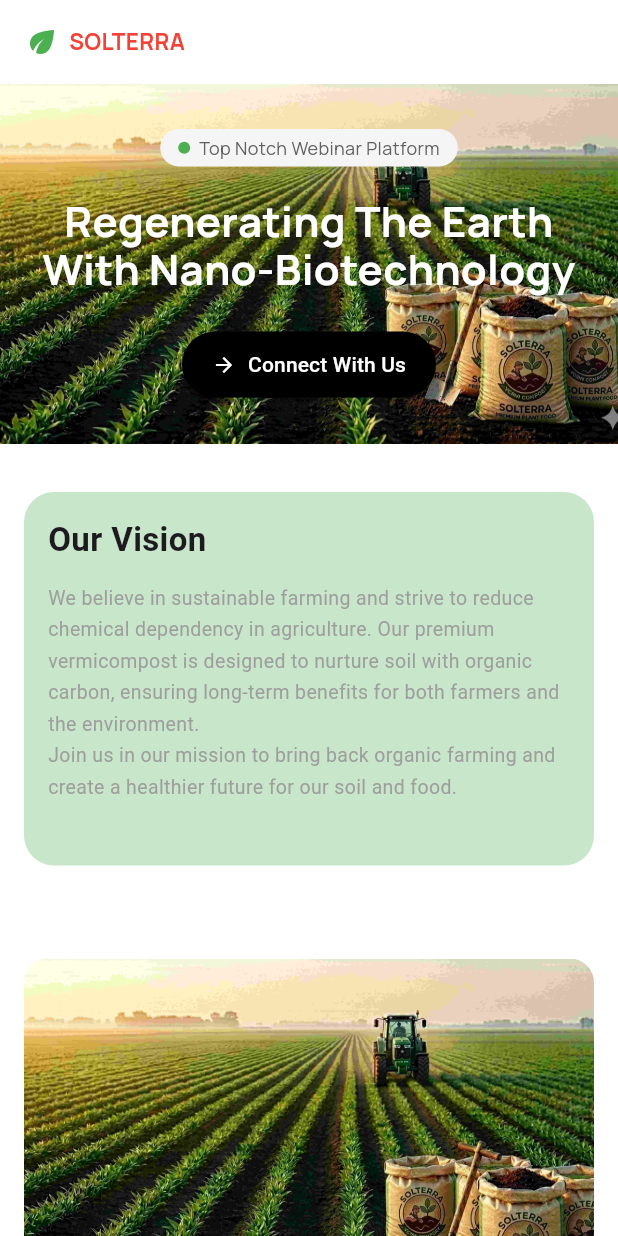
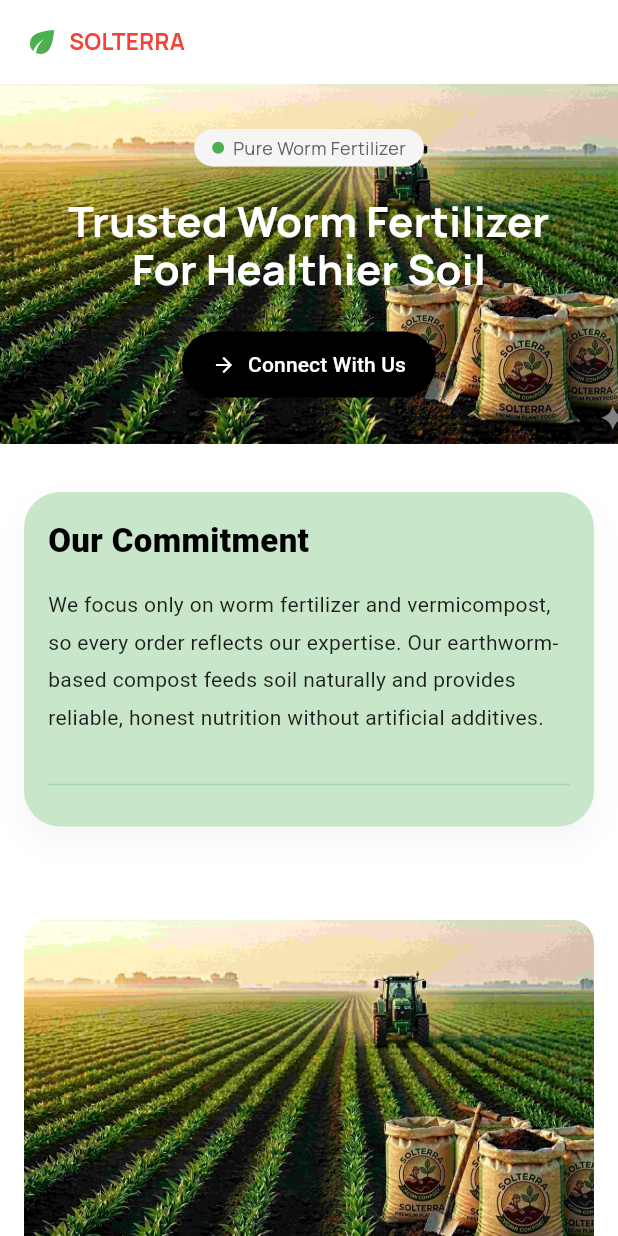
Before and after one commit to solterra-compost/Soliterra, a Flutter app: the screen it shows after launch, on a phone screen of 412 x 824 dp. Run offline on Flutter 3.47's test engine with Material 3 defaults, Android fonts, the phone set to English and light mode, and no system bars; our stand-ins replace flutter_dotenv, go_router, google_fonts, icons_plus, supabase_flutter; accounts and stored records are empty.

Commit message:
refactor: Text content

```diff
--- a/lib/core/const/app_strings.dart
+++ b/lib/core/const/app_strings.dart
@@ -5,7 +5,7 @@ class AppStrings {
 
   // App titles
   static const String appTitle =
-      "Regenerating the Earth with Nano-Biotechnology";
+      "Solterra Worm Fertilizer - Natural Vermicompost";
 
   // App Image String
   static const String imgThumbnel = "assets/images/intro.jpg";
--- a/lib/features/landing/presentation/pages/landing_page.dart
+++ b/lib/features/landing/presentation/pages/landing_page.dart
@@ -3,7 +3,7 @@ import 'package:solterra/features/landing/presentation/widgets/colaborate_sectio
 import 'package:solterra/features/landing/presentation/widgets/get_in_touch_section.dart';
 import 'package:solterra/features/landing/presentation/widgets/hero_section.dart';
 import 'package:solterra/features/landing/presentation/widgets/nav_bar.dart';
-import 'package:solterra/features/landing/presentation/widgets/premium_feature_section.dart';
+import 'package:solterra/features/landing/presentation/widgets/premium_section.dart';
 import 'package:solterra/features/landing/presentation/widgets/solution_section.dart';
 import 'package:solterra/features/landing/presentation/widgets/stats_section.dart';
 
@@ -23,7 +23,7 @@ class LandingPage extends StatelessWidget {
             // StatsSection(),
             SolutionsSection(),
             ColaborateSection(),
-            PremiumFeatureSection(),
+            PremiumSection(),
             GetInTouchSection(),
           ],
         ),
--- a/lib/features/landing/presentation/widgets/colaborate_section.dart
+++ b/lib/features/landing/presentation/widgets/colaborate_section.dart
@@ -46,7 +46,7 @@ class ColaborateSection extends StatelessWidget {
                   crossAxisAlignment: CrossAxisAlignment.start,
                   children: [
                     Text(
-                      "Collaborate And Learn\nFrom Industry Experts\nAnd Enthusiasts",
+                      "Genuine Worm Fertilizer\nFrom Our Farm\nTo Your Soil",
                       style: GoogleFonts.manrope(
                         fontSize: context.responsive(
                           mobile: 20.0,
@@ -80,7 +80,8 @@ class ColaborateSection extends StatelessWidget {
 
                         ConnectWithUsButton(
                           bgColor: AppColors.scaffoldBackgroundColor,
-                          fgColor: AppColors.black,onTap: (){},
+                          fgColor: AppColors.black,
+                          onTap: () {},
                         ),
                       ],
                     ),
--- a/lib/features/landing/presentation/widgets/hero_section.dart
+++ b/lib/features/landing/presentation/widgets/hero_section.dart
@@ -50,7 +50,7 @@ class HeroSection extends StatelessWidget {
                     ),
                     const SizedBox(width: 6),
                     Text(
-                      'Top Notch Webinar Platform',
+                      'Pure Worm Fertilizer',
                       style: GoogleFonts.manrope(
                         fontSize: 12,
                         color: Colors.grey.shade700,
@@ -63,7 +63,7 @@ class HeroSection extends StatelessWidget {
 
               // ★ Headline — font size via context.responsive()
               Text(
-                'Regenerating The Earth\nWith Nano-Biotechnology',
+                'Trusted Worm Fertilizer\nFor Healthier Soil',
                 textAlign: TextAlign.center,
                 style: GoogleFonts.manrope(
                   fontSize: context.responsive(
--- a/lib/features/landing/presentation/widgets/premium_feature_section.dart
+++ b/lib/features/landing/presentation/widgets/premium_section.dart
@@ -5,8 +5,8 @@ import 'package:solterra/core/responsive/responsive_extension.dart';
 import 'package:solterra/core/theme/app_colors.dart';
 import 'package:solterra/widgets/helper_description.dart';
 
-class PremiumFeatureSection extends StatelessWidget {
-  const PremiumFeatureSection({super.key});
+class PremiumSection extends StatelessWidget {
+  const PremiumSection({super.key});
 
   @override
   Widget build(BuildContext context) {
@@ -19,9 +19,9 @@ class PremiumFeatureSection extends StatelessWidget {
         mainAxisAlignment: MainAxisAlignment.start,
         children: [
           HelperDescription(
-            label: 'Our Vision',
+            label: 'What We Offer',
             text:
-                "We believe in sustainable farming and strive to reduce chemical dependency in agriculture. Our premium vermicompost is designed to nurture soil with organic carbon, ensuring long-term benefits for both farmers and the environment. \nJoin us in our mission to bring back organic farming and create a healthier future for our soil and food.",
+                "Solterra supplies pure, chemical-free worm fertilizer made from natural vermicompost. Each batch is prepared locally with earthworms and organic waste, helping soil recover naturally and support stronger plants from seed to harvest.",
           ),
           context.isMobile
               ? const _MobileFeatureLayout()
@@ -45,9 +45,9 @@ class _DesktopFeatureLayout extends StatelessWidget {
         Expanded(
           child: _FeatureCard(
             imageHeight: 430,
-            title: "Farming Precision",
+            title: "Pure Vermicompost",
             description:
-                "Our precision farming employs state-of-the-art technology to optimize every aspect of farm operations.",
+                "Made only from earthworms and organic waste, with zero synthetic chemicals.",
           ),
         ),
         SizedBox(width: 28),
@@ -55,9 +55,9 @@ class _DesktopFeatureLayout extends StatelessWidget {
         Expanded(
           child: _FeatureCard(
             imageHeight: 280,
-            title: "Crop Surveillance",
+            title: "Local Quality",
             description:
-                "Track your crops' health and growth in real-time with our innovative solutions.",
+                "Prepared in small batches for fresh, nutrient-rich fertilizer every time.",
           ),
         ),
         SizedBox(width: 28),
@@ -65,9 +65,9 @@ class _DesktopFeatureLayout extends StatelessWidget {
         Expanded(
           child: _FeatureCard(
             imageHeight: 430,
-            title: "Automated Farming",
+            title: "Bulk Supply",
             description:
-                "Enhance farm efficiency and productivity with our cutting-edge automation solutions.",
+                "Trusted worm fertilizer for farms, gardens, and plantations across the region.",
           ),
         ),
       ],
@@ -84,23 +84,23 @@ class _MobileFeatureLayout extends StatelessWidget {
       children: const [
         _FeatureCard(
           imageHeight: 260,
-          title: "Farming Precision",
+          title: "Pure Vermicompost",
           description:
-              "Our precision farming employs state-of-the-art technology to optimize every aspect of farm operations.",
+              "Made only from earthworms and organic waste, with zero synthetic chemicals.",
         ),
         SizedBox(height: 26),
         _FeatureCard(
           imageHeight: 260,
-          title: "Crop Surveillance",
+          title: "Local Quality",
           description:
-              "Track your crops' health and growth in real-time with our innovative solutions.",
+              "Prepared in small batches for fresh, nutrient-rich fertilizer every time.",
         ),
         SizedBox(height: 26),
         _FeatureCard(
           imageHeight: 260,
-          title: "Automated Farming",
+          title: "Bulk Supply",
           description:
-              "Enhance farm efficiency and productivity with our cutting-edge automation solutions.",
+              "Trusted worm fertilizer for farms, gardens, and plantations across the region.",
         ),
       ],
     );
--- a/lib/features/landing/presentation/widgets/solution_section.dart
+++ b/lib/features/landing/presentation/widgets/solution_section.dart
@@ -19,9 +19,9 @@ class SolutionsSection extends StatelessWidget {
         crossAxisAlignment: CrossAxisAlignment.start,
         children: [
           HelperDescription(
-            label: 'Our Vision',
+            label: 'Our Commitment',
             text:
-                "We believe in sustainable farming and strive to reduce chemical dependency in agriculture. Our premium vermicompost is designed to nurture soil with organic carbon, ensuring long-term benefits for both farmers and the environment. \nJoin us in our mission to bring back organic farming and create a healthier future for our soil and food.",
+                "We focus only on worm fertilizer and vermicompost, so every order reflects our expertise. Our earthworm-based compost feeds soil naturally and provides reliable, honest nutrition without artificial additives.",
           ),
           const SizedBox(height: 32),
           ResponsiveLayout(
--- a/lib/main.dart
+++ b/lib/main.dart
@@ -3,7 +3,6 @@ import 'package:flutter_dotenv/flutter_dotenv.dart';
 import 'package:solterra/core/config/env.dart';
 import 'package:solterra/core/router/app_router.dart';
 import 'package:solterra/core/theme/app_theme.dart';
-import 'package:flutter_web_plugins/url_strategy.dart';
 import 'package:supabase_flutter/supabase_flutter.dart';
 
 void main() async {
--- a/lib/widgets/helper_description.dart
+++ b/lib/widgets/helper_description.dart
@@ -4,9 +4,9 @@ import 'package:solterra/core/responsive/responsive_layout.dart';
 import 'package:solterra/core/theme/app_colors.dart';
 
 class HelperDescription extends StatelessWidget {
-  String label;
-  String text;
-  HelperDescription({required this.label, required this.text, super.key});
+  final String label;
+  final String text;
+  const HelperDescription({required this.label, required this.text, super.key});
 
   @override
   Widget build(BuildContext context) {
@@ -16,35 +16,42 @@ class HelperDescription extends StatelessWidget {
       ),
       padding: EdgeInsets.symmetric(
         horizontal: context.horizontalPadding,
-        vertical: context.responsive(mobile: 18, desktop: 40),
+        vertical: context.responsive(mobile: 20, desktop: 42),
       ),
       decoration: BoxDecoration(
         color: AppColors.tabColor,
-        borderRadius: BorderRadius.circular(20),
+        borderRadius: BorderRadius.circular(24),
+        boxShadow: [
+          BoxShadow(
+            color: Colors.black.withOpacity(0.04),
+            blurRadius: 18,
+            offset: const Offset(0, 10),
+          ),
+        ],
       ),
       child: Column(
+        crossAxisAlignment: CrossAxisAlignment.stretch,
         children: [
           ResponsiveLayout(
-            // Desktop: heading LEFT, description RIGHT (Row)
             desktop: Row(
               crossAxisAlignment: CrossAxisAlignment.start,
               children: [
-                Expanded(flex: 1, child: _SectionHeading(label: label)),
+                Expanded(flex: 4, child: _SectionHeading(label: label)),
                 const SizedBox(width: 40),
-                Expanded(flex: 1, child: _SectionDescription(text: text)),
+                Expanded(flex: 6, child: _SectionDescription(text: text)),
               ],
             ),
-            // Mobile: stacked (Column)
             mobile: Column(
               crossAxisAlignment: CrossAxisAlignment.start,
               children: [
                 _SectionHeading(label: label),
-                const SizedBox(height: 16),
+                const SizedBox(height: 18),
                 _SectionDescription(text: text),
               ],
             ),
           ),
-          SizedBox(height: context.responsive(mobile: 24.0, desktop: 40.0)),
+          SizedBox(height: context.responsive(mobile: 24.0, desktop: 38.0)),
+          Divider(color: Colors.green.shade200, thickness: 1),
         ],
       ),
     );
@@ -52,32 +59,33 @@ class HelperDescription extends StatelessWidget {
 } // ─── Helpers ─────────────────────────────────────────────────
 
 class _SectionHeading extends StatelessWidget {
-  String label;
-  _SectionHeading({required this.label});
+  final String label;
+  const _SectionHeading({required this.label});
   @override
   Widget build(BuildContext context) {
     return Text(
       label,
       style: TextStyle(
         fontSize: context.responsive(mobile: 22.0, tablet: 28.0, desktop: 36.0),
-        fontWeight: FontWeight.bold,
-        height: 1.2,
+        fontWeight: FontWeight.w800,
+        color: AppColors.black,
+        height: 1.15,
       ),
     );
   }
 }
 
 class _SectionDescription extends StatelessWidget {
-  String text;
-  _SectionDescription({required this.text});
+  final String text;
+  const _SectionDescription({required this.text});
   @override
   Widget build(BuildContext context) {
     return Text(
       text,
       style: TextStyle(
-        fontSize: context.responsive(mobile: 13.0, desktop: 15.0),
-        color: Colors.grey.shade500,
-        height: 1.6,
+        fontSize: context.responsive(mobile: 14.0, tablet: 15.0, desktop: 16.0),
+        color: Colors.black87,
+        height: 1.75,
       ),
     );
   }
```
Also changed, not shown: lib/features/landing/presentation/widgets/get_in_touch_section.dart (+67 -28 lines).
